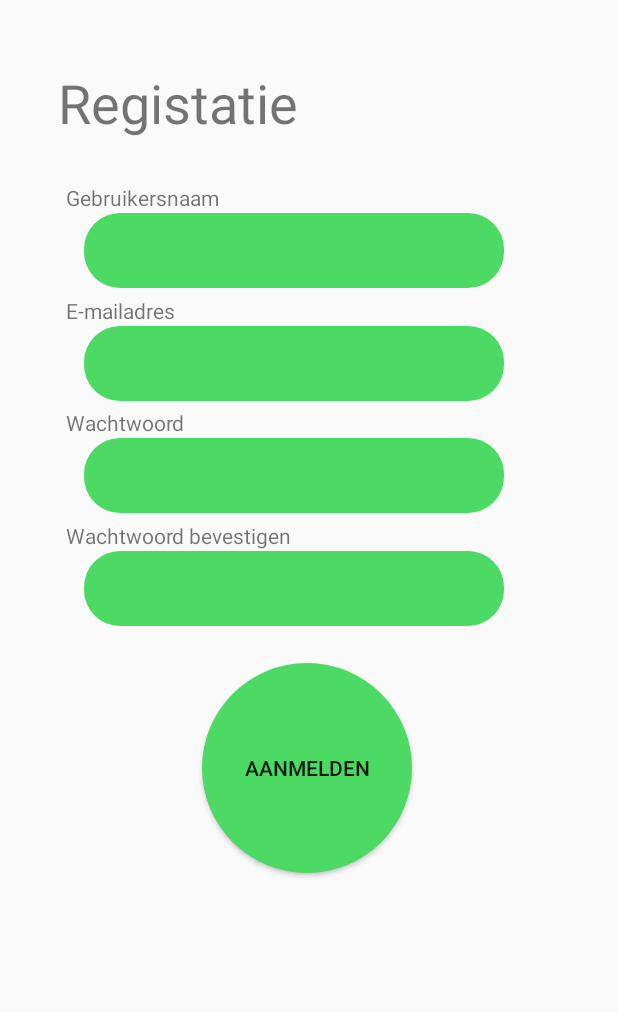
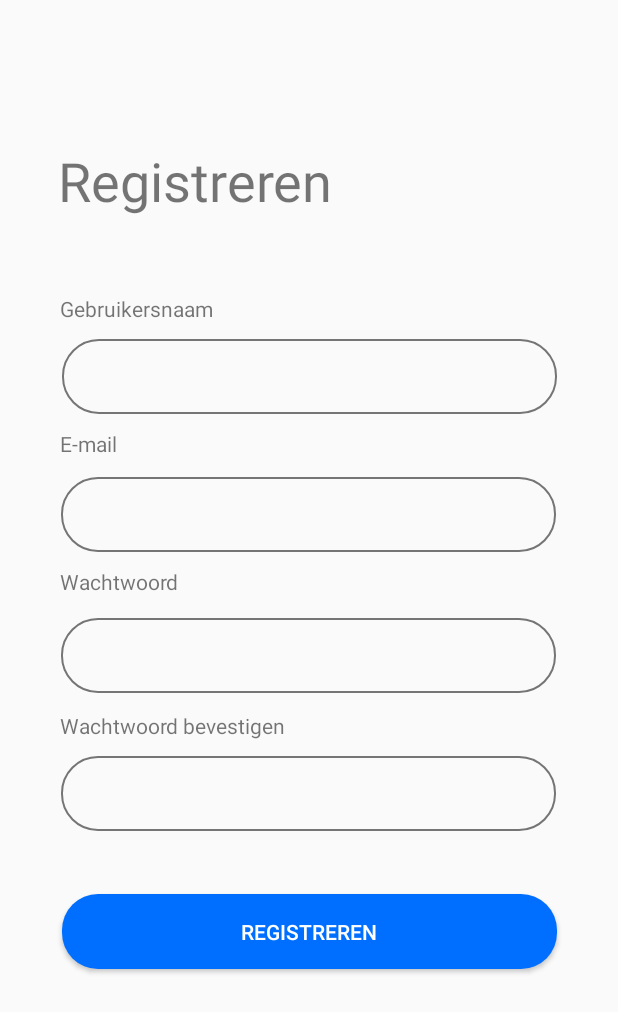
Before and after one commit to JasperJJ/MicroQuizz, an Android app: the Registatie screen opened directly, with no data from a screen before it, on a phone screen of 412 x 824 dp. Shown: the top 1012 px of the screen. Run offline under Robolectric (Android 15) with nearby library versions, the phone set to English and light mode, and no system bars.

Commit message:
Fixed login and registration errors

```diff
--- a/app/src/main/java/com/jasper/microquizz/Registatie.java
+++ b/app/src/main/java/com/jasper/microquizz/Registatie.java
@@ -1,14 +1,30 @@
 package com.jasper.microquizz;
 
+import android.graphics.drawable.GradientDrawable;
 import android.os.Bundle;
+import android.widget.Button;
 
 import androidx.appcompat.app.AppCompatActivity;
 
 public class Registatie extends AppCompatActivity {
 
+    private Button btn_register;
+
     @Override
     protected void onCreate(Bundle savedInstanceState) {
         super.onCreate(savedInstanceState);
         setContentView(R.layout.activity_registatie);
+
+        findByID();
+        setBackGroundColors();
+    }
+    public void findByID() {
+        btn_register = findViewById(R.id.btn_register);
+    }
+
+    public void setBackGroundColors() {
+        GradientDrawable btn_register_bg = (GradientDrawable) btn_register.getBackground();
+
+        btn_register_bg.setColor(getResources().getColor(R.color.colorBlue));
     }
 }
--- a/app/src/main/res/layout/activity_inlogscherm.xml
+++ b/app/src/main/res/layout/activity_inlogscherm.xml
@@ -23,16 +23,13 @@
         app:layout_constraintTop_toTopOf="parent"
         app:layout_constraintVertical_bias="0.117" />
 
-    <EditText
-        android:id="@+id/et_wachtwoord"
-        android:layout_width="330dp"
-        android:layout_height="50dp"
-        android:layout_marginTop="164dp"
-        android:background="@drawable/rounded_corners_with_stroke"
-        android:ems="10"
-        android:inputType="textPassword"
-        android:textColor="@android:color/background_dark"
-        app:layout_constraintEnd_toEndOf="parent"
+    <TextView
+        android:id="@+id/email"
+        android:layout_width="wrap_content"
+        android:layout_height="wrap_content"
+        android:layout_marginStart="40dp"
+        android:layout_marginTop="42dp"
+        android:text="@string/e_mail"
         app:layout_constraintStart_toStartOf="parent"
         app:layout_constraintTop_toBottomOf="@+id/Inloggen" />
 
@@ -49,6 +46,29 @@
         app:layout_constraintStart_toStartOf="parent"
         app:layout_constraintTop_toBottomOf="@+id/Inloggen" />
 
+    <TextView
+        android:id="@+id/tv_wachtwoord"
+        android:layout_width="wrap_content"
+        android:layout_height="wrap_content"
+        android:layout_marginStart="40dp"
+        android:layout_marginTop="132dp"
+        android:text="@string/wachtwoord"
+        app:layout_constraintStart_toStartOf="parent"
+        app:layout_constraintTop_toBottomOf="@+id/Inloggen" />
+
+    <EditText
+        android:id="@+id/et_wachtwoord"
+        android:layout_width="330dp"
+        android:layout_height="50dp"
+        android:layout_marginTop="164dp"
+        android:background="@drawable/rounded_corners_with_stroke"
+        android:ems="10"
+        android:inputType="textPassword"
+        android:textColor="@android:color/background_dark"
+        app:layout_constraintEnd_toEndOf="parent"
+        app:layout_constraintStart_toStartOf="parent"
+        app:layout_constraintTop_toBottomOf="@+id/Inloggen" />
+
     <Button
         android:id="@+id/btn_inloggen"
         android:layout_width="280dp"
@@ -60,24 +80,4 @@
         app:layout_constraintStart_toStartOf="parent"
         app:layout_constraintTop_toBottomOf="@+id/Inloggen" />
 
-    <TextView
-        android:id="@+id/email"
-        android:layout_width="wrap_content"
-        android:layout_height="wrap_content"
-        android:layout_marginStart="36dp"
-        android:layout_marginTop="42dp"
-        android:text="@string/e_mail"
-        app:layout_constraintStart_toStartOf="parent"
-        app:layout_constraintTop_toBottomOf="@+id/Inloggen" />
-
-    <TextView
-        android:id="@+id/tv_wachtwoord"
-        android:layout_width="wrap_content"
-        android:layout_height="wrap_content"
-        android:layout_marginStart="36dp"
-        android:layout_marginTop="132dp"
-        android:text="@string/wachtwoord"
-        app:layout_constraintStart_toStartOf="parent"
-        app:layout_constraintTop_toBottomOf="@+id/Inloggen" />
-
 </androidx.constraintlayout.widget.ConstraintLayout>
--- a/app/src/main/res/layout/activity_registatie.xml
+++ b/app/src/main/res/layout/activity_registatie.xml
@@ -7,124 +7,127 @@
     tools:context=".Registatie">
 
     <TextView
-        android:id="@+id/Registatie"
+        android:id="@+id/tv_registreren"
         android:layout_width="335dp"
         android:layout_height="58dp"
         android:layout_marginStart="8dp"
         android:layout_marginTop="8dp"
         android:layout_marginEnd="8dp"
         android:layout_marginBottom="8dp"
-        android:gravity="center_horizontal|left"
-        android:text="Registatie"
+        android:gravity="center_horizontal|start"
+        android:text="@string/registreren"
         android:textSize="36sp"
         app:layout_constraintBottom_toBottomOf="parent"
         app:layout_constraintEnd_toEndOf="parent"
         app:layout_constraintStart_toStartOf="parent"
         app:layout_constraintTop_toTopOf="parent"
-        app:layout_constraintVertical_bias="0.048" />
+        app:layout_constraintVertical_bias="0.117" />
+
+    <TextView
+        android:id="@+id/tv_username"
+        android:layout_width="wrap_content"
+        android:layout_height="wrap_content"
+        android:layout_marginStart="40dp"
+        android:layout_marginTop="42dp"
+        android:text="@string/gebruikersnaam"
+        app:layout_constraintStart_toStartOf="parent"
+        app:layout_constraintTop_toBottomOf="@+id/tv_registreren" />
 
     <EditText
-        android:id="@+id/wachtwoord"
-        android:layout_width="280dp"
+        android:id="@+id/et_naam"
+        android:layout_width="330dp"
         android:layout_height="50dp"
-        android:layout_marginStart="56dp"
-        android:layout_marginTop="190dp"
-        android:background="@drawable/rounded_corners"
-        android:ems="10"
-        android:inputType="textPassword"
-        android:textColor="@android:color/background_dark"
-        app:layout_constraintStart_toStartOf="parent"
-        app:layout_constraintTop_toBottomOf="@+id/Registatie" />
-
-    <EditText
-        android:id="@+id/bevestigen"
-        android:layout_width="280dp"
-        android:layout_height="50dp"
-        android:layout_marginStart="56dp"
-        android:layout_marginTop="265dp"
-        android:background="@drawable/rounded_corners"
-        android:ems="10"
-        android:inputType="textPassword"
-        android:textColor="@android:color/background_dark"
-        app:layout_constraintStart_toStartOf="parent"
-        app:layout_constraintTop_toBottomOf="@+id/Registatie" />
-
-    <EditText
-        android:id="@+id/naam"
-        android:layout_width="280dp"
-        android:layout_height="50dp"
-        android:layout_marginStart="56dp"
-        android:layout_marginTop="40dp"
-        android:background="@drawable/rounded_corners"
+        android:layout_marginTop="72dp"
+        android:background="@drawable/rounded_corners_with_stroke"
         android:ems="10"
         android:inputType="textPersonName"
         android:textColor="@android:color/background_light"
+        app:layout_constraintEnd_toEndOf="parent"
         app:layout_constraintStart_toStartOf="parent"
-        app:layout_constraintTop_toBottomOf="@+id/Registatie" />
-
-    <EditText
-        android:id="@+id/email"
-        android:layout_width="280dp"
-        android:layout_height="50dp"
-        android:layout_marginStart="56dp"
-        android:layout_marginTop="115dp"
-        android:background="@drawable/rounded_corners"
-        android:ems="10"
-        android:inputType="textEmailAddress"
-        android:textColor="@android:color/background_light"
-        app:layout_constraintStart_toStartOf="parent"
-        app:layout_constraintTop_toBottomOf="@+id/Registatie" />
-
-    <Button
-        android:id="@+id/button"
-        android:layout_width="140dp"
-        android:layout_height="140dp"
-        android:layout_marginStart="132dp"
-        android:layout_marginTop="340dp"
-        android:background="@drawable/oval"
-        android:text="Aanmelden"
-        app:layout_constraintEnd_toEndOf="parent"
-        app:layout_constraintHorizontal_bias="0.021"
-        app:layout_constraintStart_toStartOf="parent"
-        app:layout_constraintTop_toBottomOf="@+id/Registatie" />
+        app:layout_constraintTop_toBottomOf="@+id/tv_registreren" />
 
     <TextView
         android:id="@+id/email"
         android:layout_width="wrap_content"
         android:layout_height="wrap_content"
-        android:layout_marginStart="44dp"
-        android:layout_marginTop="95dp"
-        android:text="E-mailadres"
+        android:layout_marginStart="40dp"
+        android:layout_marginTop="132dp"
+        android:text="@string/e_mail"
         app:layout_constraintStart_toStartOf="parent"
-        app:layout_constraintTop_toBottomOf="@+id/Registatie" />
+        app:layout_constraintTop_toBottomOf="@+id/tv_registreren" />
+
+    <EditText
+        android:id="@+id/et_email"
+        android:layout_width="330dp"
+        android:layout_height="50dp"
+        android:layout_marginTop="164dp"
+        android:background="@drawable/rounded_corners_with_stroke"
+        android:ems="10"
+        android:inputType="textEmailAddress"
+        android:textColor="@android:color/background_light"
+        app:layout_constraintEnd_toEndOf="parent"
+        app:layout_constraintHorizontal_bias="0.493"
+        app:layout_constraintStart_toStartOf="parent"
+        app:layout_constraintTop_toBottomOf="@+id/tv_registreren" />
 
     <TextView
         android:id="@+id/wachtwoord"
         android:layout_width="wrap_content"
         android:layout_height="wrap_content"
-        android:layout_marginStart="44dp"
-        android:layout_marginTop="170dp"
-        android:text="Wachtwoord"
+        android:layout_marginStart="40dp"
+        android:layout_marginTop="224dp"
+        android:text="@string/wachtwoord"
         app:layout_constraintStart_toStartOf="parent"
-        app:layout_constraintTop_toBottomOf="@+id/Registatie" />
+        app:layout_constraintTop_toBottomOf="@+id/tv_registreren" />
 
-    <TextView
-        android:id="@+id/gebruikersnaam"
-        android:layout_width="wrap_content"
-        android:layout_height="wrap_content"
-        android:layout_marginStart="44dp"
-        android:layout_marginTop="20dp"
-        android:text="Gebruikersnaam"
+    <EditText
+        android:id="@+id/et_wachtwoord"
+        android:layout_width="330dp"
+        android:layout_height="50dp"
+        android:layout_marginTop="258dp"
+        android:background="@drawable/rounded_corners_with_stroke"
+        android:ems="10"
+        android:inputType="textPassword"
+        android:textColor="@android:color/background_light"
+        app:layout_constraintEnd_toEndOf="parent"
+        app:layout_constraintHorizontal_bias="0.493"
         app:layout_constraintStart_toStartOf="parent"
-        app:layout_constraintTop_toBottomOf="@+id/Registatie" />
+        app:layout_constraintTop_toBottomOf="@+id/tv_registreren" />
 
     <TextView
         android:id="@+id/bevestigen"
         android:layout_width="wrap_content"
         android:layout_height="wrap_content"
-        android:layout_marginStart="44dp"
-        android:layout_marginTop="245dp"
-        android:text="Wachtwoord bevestigen"
+        android:layout_marginStart="40dp"
+        android:layout_marginTop="320dp"
+        android:text="@string/wachtwoord_bevestigen"
         app:layout_constraintStart_toStartOf="parent"
-        app:layout_constraintTop_toBottomOf="@+id/Registatie" />
+        app:layout_constraintTop_toBottomOf="@+id/tv_registreren" />
+
+    <EditText
+        android:id="@+id/et_bevestigen_pw"
+        android:layout_width="330dp"
+        android:layout_height="50dp"
+        android:layout_marginTop="350dp"
+        android:background="@drawable/rounded_corners_with_stroke"
+        android:ems="10"
+        android:inputType="textPassword"
+        android:textColor="@android:color/background_light"
+        app:layout_constraintEnd_toEndOf="parent"
+        app:layout_constraintHorizontal_bias="0.493"
+        app:layout_constraintStart_toStartOf="parent"
+        app:layout_constraintTop_toBottomOf="@+id/tv_registreren" />
+
+    <Button
+        android:id="@+id/btn_register"
+        android:layout_width="330dp"
+        android:layout_height="50dp"
+        android:layout_marginTop="442dp"
+        android:background="@drawable/rounded_corners"
+        android:text="@string/registreren"
+        android:textColor="@android:color/white"
+        app:layout_constraintEnd_toEndOf="parent"
+        app:layout_constraintStart_toStartOf="parent"
+        app:layout_constraintTop_toBottomOf="@+id/tv_registreren" />
+
 </androidx.constraintlayout.widget.ConstraintLayout>
--- a/app/src/main/res/values/strings.xml
+++ b/app/src/main/res/values/strings.xml
@@ -11,5 +11,8 @@
     <string name="locatie">Locatie</string>
     <string name="inloggen">Inloggen</string>
     <string name="e_mail">E-mail</string>
+    <string name="registreren">Registreren</string>
+    <string name="wachtwoord_bevestigen">Wachtwoord bevestigen</string>
     <string name="wachtwoord">Wachtwoord</string>
+    <string name="gebruikersnaam">Gebruikersnaam</string>
 </resources>
```
